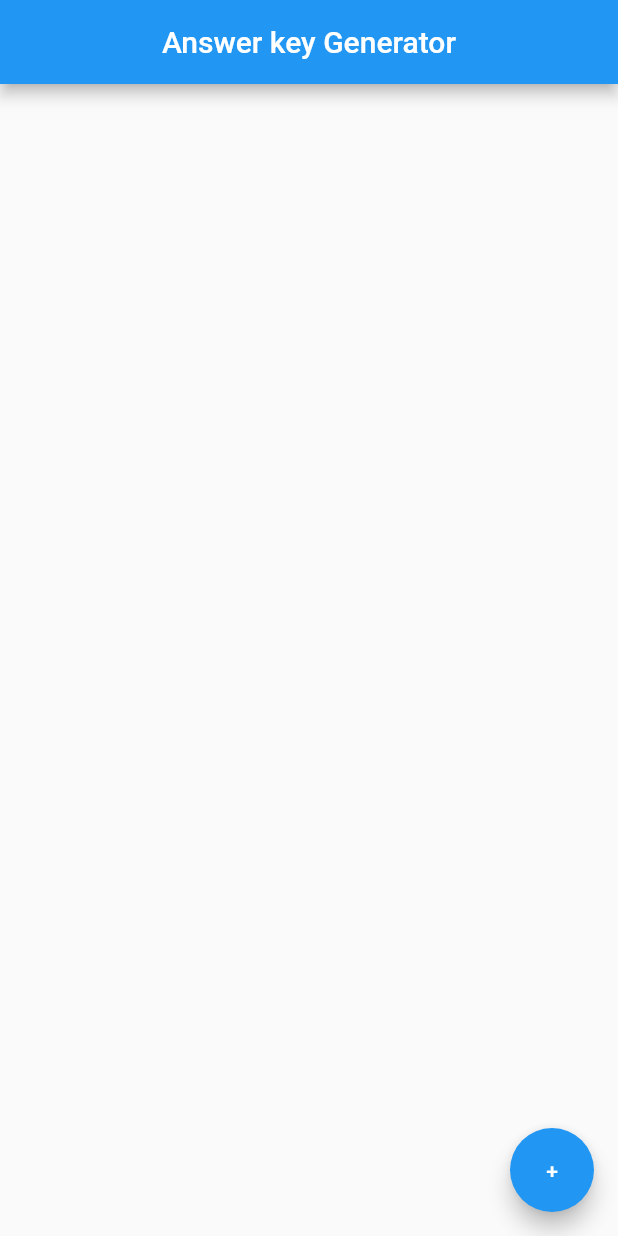
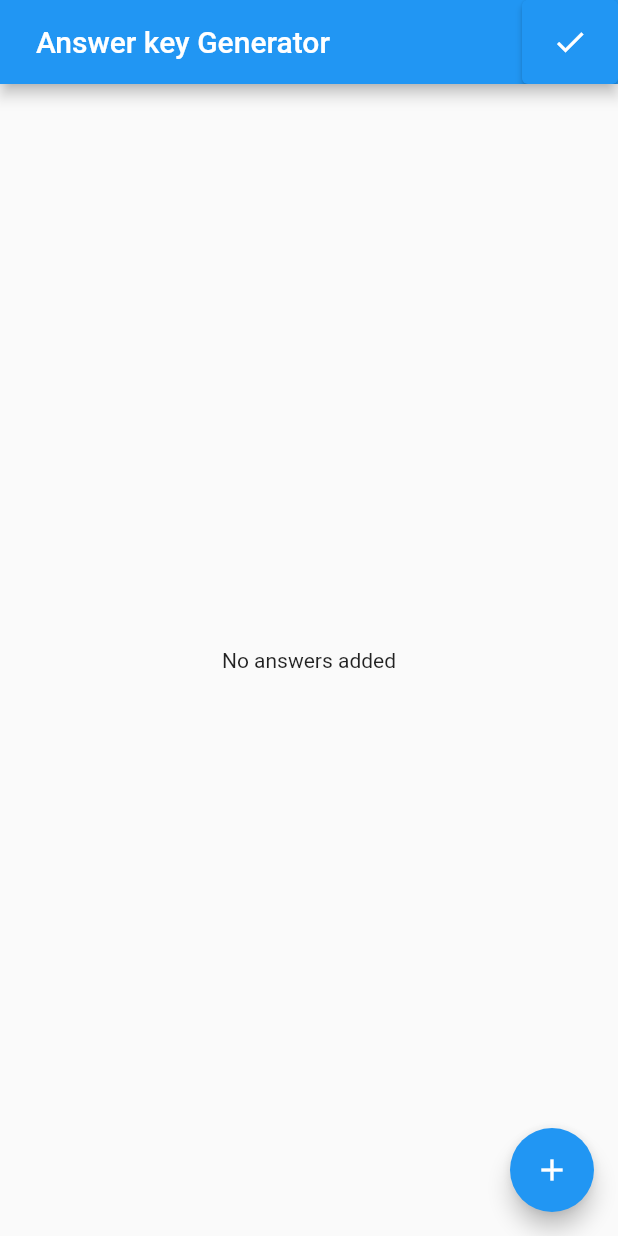
Before and after one commit to adarshbalu/answer_key_generator, a Flutter app: the screen it shows after launch, on a phone screen of 412 x 824 dp. Run offline on Flutter 3.47's test engine with Material 2 defaults, Android fonts, the phone set to English and light mode, and no system bars.

Commit message:
Adding and removing answers done

```diff
--- a/lib/main.dart
+++ b/lib/main.dart
@@ -10,14 +10,16 @@ void main() {
 class MyApp extends StatelessWidget {
   @override
   Widget build(BuildContext context) {
-    return MaterialApp(
-      title: 'Answer key Generator',
-      theme: ThemeData(
-        primarySwatch: Colors.blue,
+    return MultiProvider(
+      providers: [ChangeNotifierProvider(create: (_) => AnswerListProvider())],
+      child: MaterialApp(
+        debugShowCheckedModeBanner: false,
+        title: 'Answer key Generator',
+        theme: ThemeData(
+          primarySwatch: Colors.blue,
+        ),
+        home: HomePage(),
       ),
-      home: MultiProvider(providers: [
-        ChangeNotifierProvider(create: (_) => AnswerListProvider())
-      ], child: HomePage()),
     );
   }
 }
--- a/lib/provider/answer_list_provider.dart
+++ b/lib/provider/answer_list_provider.dart
@@ -2,7 +2,7 @@ import 'package:answer_key_generator/models/answer.dart';
 import 'package:flutter/cupertino.dart';
 
 class AnswerListProvider extends ChangeNotifier {
-  List<Answer> answerKeys = [];
+  List<Answer> answerKeys = <Answer>[];
 
   void addAnswerKey(
       {@required String answer,
@@ -10,7 +10,6 @@ class AnswerListProvider extends ChangeNotifier {
       @required int marks}) {
     answerKeys.add(
         Answer(questionNumber: questionNumber, marks: marks, answer: answer));
-
     notifyListeners();
   }
 
--- a/lib/ui/home_page.dart
+++ b/lib/ui/home_page.dart
@@ -1,6 +1,8 @@
 import 'package:answer_key_generator/models/answer.dart';
+import 'package:answer_key_generator/provider/answer_list_provider.dart';
 import 'package:answer_key_generator/ui/edit_answer_key.dart';
 import 'package:flutter/material.dart';
+import 'package:provider/provider.dart';
 
 class HomePage extends StatefulWidget {
   const HomePage({Key key}) : super(key: key);
@@ -14,26 +16,79 @@ class _HomePageState extends State<HomePage> {
   Widget build(BuildContext context) {
     return Scaffold(
       appBar: AppBar(
-        title: Text('Answer key Generator'),
-        centerTitle: true,
+        title: Padding(
+          padding: const EdgeInsets.all(8.0),
+          child: Text('Answer key Generator'),
+        ),
+        centerTitle: false,
+        actions: [
+          ElevatedButton(
+            onPressed: () {},
+            child: Icon(Icons.done),
+          ),
+        ],
       ),
       floatingActionButton: FloatingActionButton(
-        child: Text('+'),
+        child: Icon(Icons.add),
         onPressed: () {
           Navigator.push(
               context,
               MaterialPageRoute(
-                  builder: (_) => EditAnswerKey(
+                  builder: (context) => EditAnswerKey(
                         answer: Answer(marks: 0, questionNumber: 0, answer: ''),
                       )));
         },
       ),
       body: Container(
         margin: EdgeInsets.all(16),
-        child: Column(
-          children: [],
+        child: Consumer<AnswerListProvider>(
+          builder: (_, provider, child) {
+            if (provider.answerKeys.isNotEmpty)
+              return ListView.builder(
+                itemCount: provider.answerKeys.length,
+                itemBuilder: (_, index) => AnswerTile(
+                  answer: provider.answerKeys[index],
+                ),
+              );
+            else
+              return Center(
+                child: Text('No answers added'),
+              );
+          },
         ),
       ),
     );
   }
 }
+
+class AnswerTile extends StatelessWidget {
+  final Answer answer;
+  const AnswerTile({
+    Key key,
+    this.answer,
+  }) : super(key: key);
+
+  @override
+  Widget build(BuildContext context) {
+    return ListTile(
+      // onTap: () {
+      //   Navigator.push(
+      //       context,
+      //       MaterialPageRoute(
+      //           builder: (context) => EditAnswerKey(
+      //                 answer: answer,
+      //               )));
+      // },
+      onLongPress: () {
+        context
+            .read<AnswerListProvider>()
+            .removeAnswerKey(answer.questionNumber);
+      },
+      leading: CircleAvatar(
+        child: Text(answer.questionNumber.toString()),
+      ),
+      title: Text(answer.answer),
+      subtitle: Text(answer.marks.toString() + ' marks'),
+    );
+  }
+}
```
Also changed, not shown: lib/ui/edit_answer_key.dart (+42 -1 lines).
